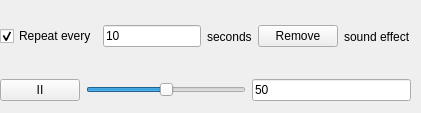
Qt form AmbientPlayer/soundeffectform.ui (TimurAztec/NG_2024_AmbientPlayer) before a commit.
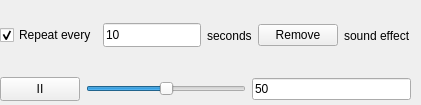
The same form after that commit.

Diff of the .ui file:
```diff
--- a/AmbientPlayer/soundeffectform.ui
+++ b/AmbientPlayer/soundeffectform.ui
@@ -7,9 +7,15 @@
     <x>0</x>
     <y>0</y>
     <width>421</width>
-    <height>113</height>
+    <height>105</height>
    </rect>
   </property>
+  <property name="sizePolicy">
+   <sizepolicy hsizetype="Preferred" vsizetype="Fixed">
+    <horstretch>0</horstretch>
+    <verstretch>0</verstretch>
+   </sizepolicy>
+  </property>
   <property name="windowTitle">
    <string>Form</string>
   </property>
@@ -37,6 +43,12 @@
       </item>
       <item>
        <widget class="QLineEdit" name="inputInterval">
+        <property name="minimumSize">
+         <size>
+          <width>40</width>
+          <height>24</height>
+         </size>
+        </property>
         <property name="text">
          <string>10</string>
         </property>
@@ -69,6 +81,12 @@
      <layout class="QHBoxLayout" name="horizontalLayout">
       <item>
        <widget class="QPushButton" name="buttonPlayPause">
+        <property name="minimumSize">
+         <size>
+          <width>80</width>
+          <height>24</height>
+         </size>
+        </property>
         <property name="text">
          <string>II</string>
         </property>
```
